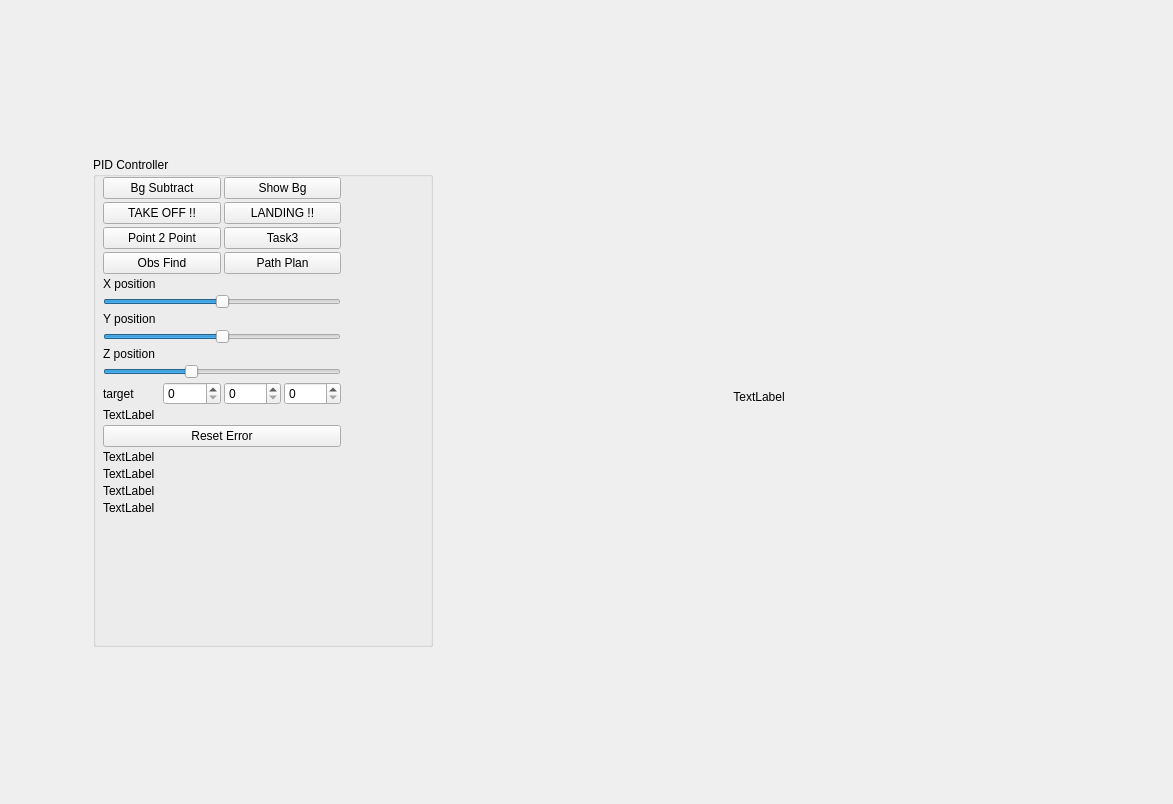
The window that lib/cfclient/ui/tabs/AITab.ui (phantomnat/my-cf-client-python) describes before a commit, drawn with Qt 5.
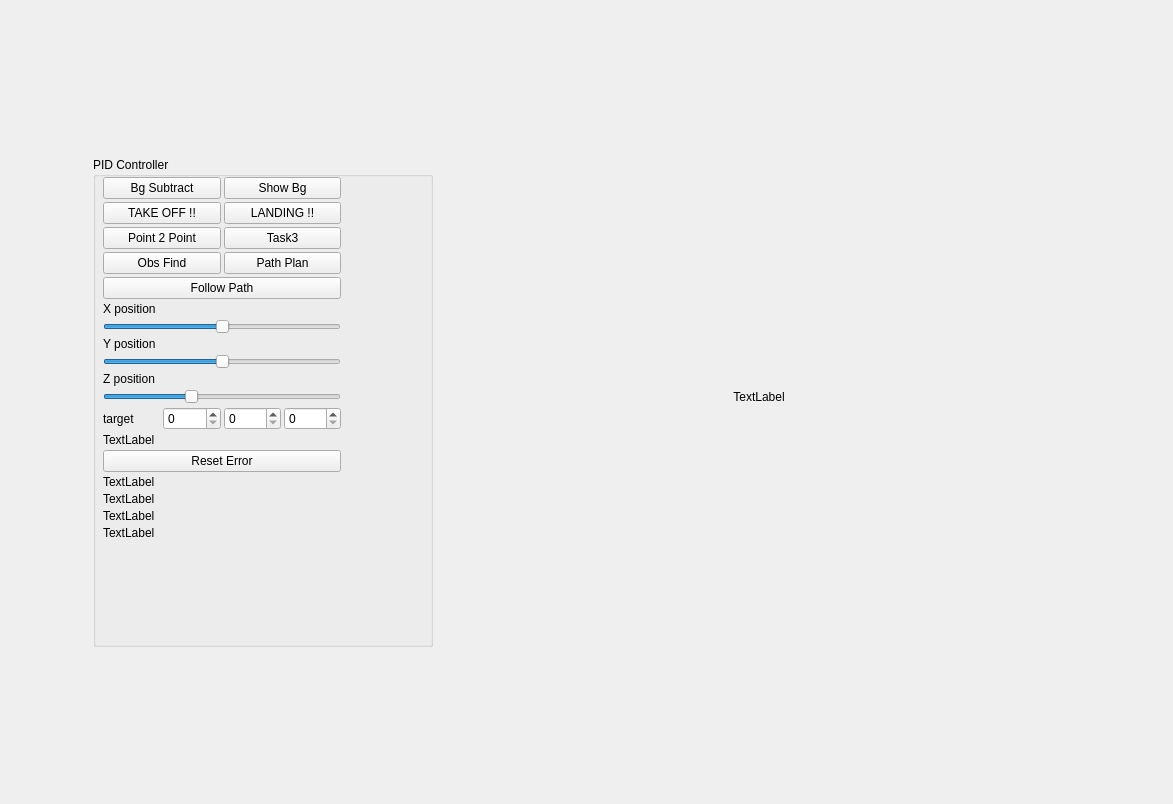
The same window after the commit.

What changed in the file:
```diff
--- a/lib/cfclient/ui/tabs/AITab.ui
+++ b/lib/cfclient/ui/tabs/AITab.ui
@@ -123,6 +123,17 @@
              </item>
             </layout>
            </item>
+           <item>
+            <layout class="QHBoxLayout" name="horizontalLayout_8">
+             <item>
+              <widget class="QPushButton" name="btnFollowPath">
+               <property name="text">
+                <string>Follow Path</string>
+               </property>
+              </widget>
+             </item>
+            </layout>
+           </item>
            <item>
             <widget class="QLabel" name="label_4">
              <property name="text">
```
